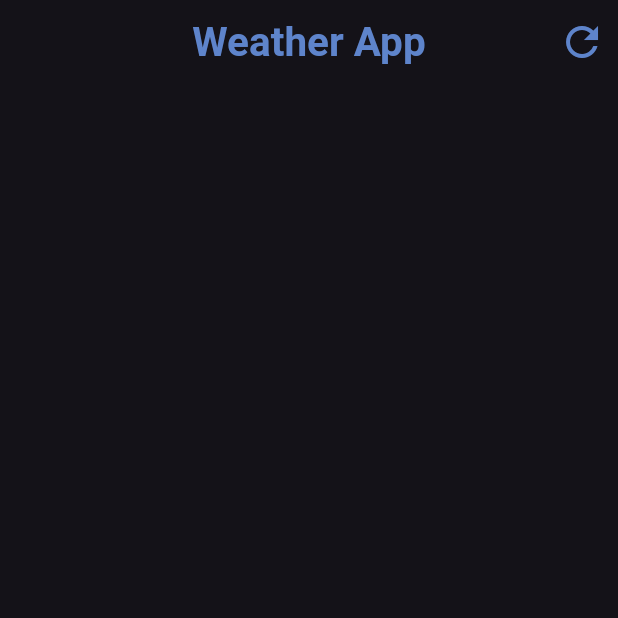
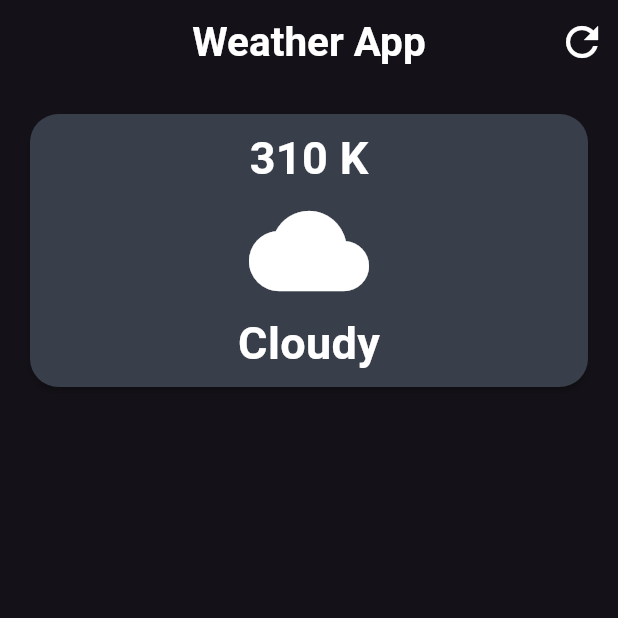
Before and after one commit to Sri-Varshith/weather_app, a Flutter app: the screen it shows after launch, on a phone screen of 412 x 824 dp, the top half of it. Run offline on Flutter 3.47's test engine with Material 3 defaults, Android fonts, the phone set to English and light mode, and no system bars.

Commit message:
card displaying temperature and weather added

```diff
--- a/lib/weather_screen.dart
+++ b/lib/weather_screen.dart
@@ -1,3 +1,5 @@
+import 'dart:ui';
+
 import 'package:flutter/material.dart';
 
 
@@ -13,7 +15,7 @@ class weatherscreen extends StatelessWidget{
           style: TextStyle(
             fontWeight: FontWeight.bold,
             fontSize: 27,
-            color: color_for_items_in_appbar
+            color: Colors.white
           ),
         ),
         actions: [
@@ -24,17 +26,64 @@ class weatherscreen extends StatelessWidget{
             icon: Icon(
               Icons.refresh,
               size: 32,
-              color: color_for_items_in_appbar,
-
-
+              color: Colors.white,
             )
-
             )
           ],
         centerTitle: true,
       ),
+      body: Padding(
+        padding: const EdgeInsets.all(16.0),
+        child: Column(
+          //main display
+          crossAxisAlignment: CrossAxisAlignment.center,
+          children: [
+            SizedBox(
+              width: double.infinity,
+              child: ClipRRect(
+                borderRadius: BorderRadiusGeometry.circular(12),
+                child: BackdropFilter(
+                  filter: ImageFilter.blur(sigmaX: 10,sigmaY: 10),
+                  child: Card(
+                    elevation: 2,
+                      color : const Color.fromARGB(255, 56, 62, 74),
+                      shape: RoundedRectangleBorder(borderRadius: BorderRadiusGeometry.circular(19)),
+                    child: Padding(
+                      padding: const EdgeInsets.all(8.0),
+                      child: Column(
+                        crossAxisAlignment: CrossAxisAlignment.center,
+                        children: [
+                          Text("310 K",
+                            style: TextStyle(
+                              color: Colors.white,
+                              fontWeight: FontWeight.bold,
+                              fontSize: 30
+                            ),
+                          ),
+                          Icon(
+                            color: Colors.white,
+                            Icons.cloud,
+                            size: 80,
+                          ),
+                          Text("Cloudy",
+                            style: TextStyle(
+                              color: Colors.white,
+                              fontSize: 30,
+                              fontWeight: FontWeight.bold
+                            ),
 
+                          )
+                        ],
+                      ),
+                    ),
+                  ),
+                ),
+              ),
+            ),
 
+          ],
+        ),
+      ),
     );
   }
 
```
